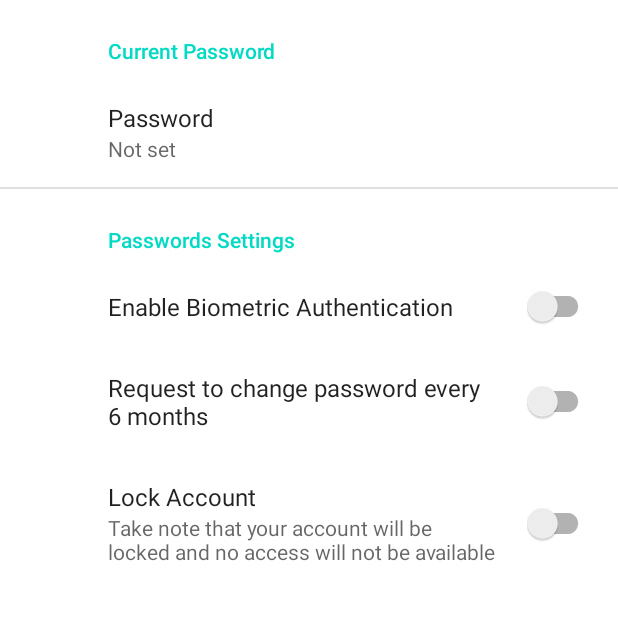
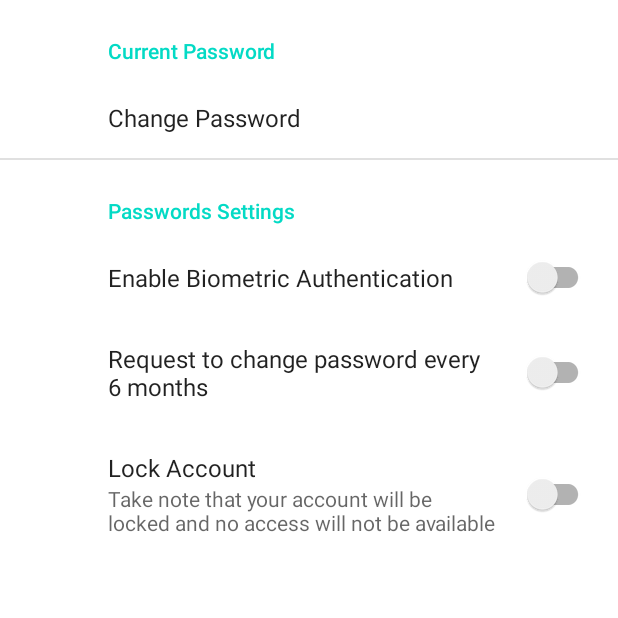
Before and after one commit to bchooxg/CSIT321, an Android app: the fragment SettingsFragment shown on its own in the app's theme, on a phone screen of 412 x 824 dp, the top half of it. Run offline under Robolectric (Android 15) with nearby library versions, the phone set to English and light mode, and no system bars; our stand-ins replace androidx.preference.

Commit message:
Added change pin settings

```diff
--- a/app/src/main/java/com/SFM/secureFolderManagement/SettingsActivity.kt
+++ b/app/src/main/java/com/SFM/secureFolderManagement/SettingsActivity.kt
@@ -1,9 +1,14 @@
 package com.SFM.secureFolderManagement
 
+import android.content.Intent
+import android.content.Context
 import android.os.Bundle
 import androidx.appcompat.app.ActionBar
 import androidx.appcompat.app.AppCompatActivity
+import androidx.preference.Preference
 import androidx.preference.PreferenceFragmentCompat
+import androidx.preference.PreferenceManager.getDefaultSharedPreferences
+import com.SFM.secureFolderManagement.activities.PasswordActivity
 
 
 class SettingsActivity : AppCompatActivity() {
@@ -20,11 +25,21 @@ class SettingsActivity : AppCompatActivity() {
         if (actionBar != null) {
             actionBar.setDisplayHomeAsUpEnabled(true)
         }
+
     }
 }
 
 class SettingsFragment : PreferenceFragmentCompat() {
     override fun onCreatePreferences(savedInstanceState: Bundle?, rootKey: String?) {
         setPreferencesFromResource(R.xml.root_preferences, rootKey)
+
+        val preference: Preference? = findPreference("change_pin")
+        preference?.setOnPreferenceClickListener {
+            context?.let { it1 -> getDefaultSharedPreferences(it1).edit().putBoolean("isPinSet", false).apply() }
+            val intent = Intent(context, PasswordActivity::class.java)
+            startActivity(intent)
+            true
+        }
+
     }
 }
--- a/app/src/main/res/xml/root_preferences.xml
+++ b/app/src/main/res/xml/root_preferences.xml
@@ -1,11 +1,13 @@
-<PreferenceScreen xmlns:app="http://schemas.android.com/apk/res-auto">
+<PreferenceScreen xmlns:app="http://schemas.android.com/apk/res-auto"
+    xmlns:android="http://schemas.android.com/apk/res/android">
 
     <PreferenceCategory app:title="Current Password">
 
-        <EditTextPreference
-            app:key="password"
-            app:title="Password"
-            app:useSimpleSummaryProvider="true" />
+        <Preference
+            app:key="change_pin"
+            app:title="Change Password">
+
+        </Preference>
 
     </PreferenceCategory>
 
```
